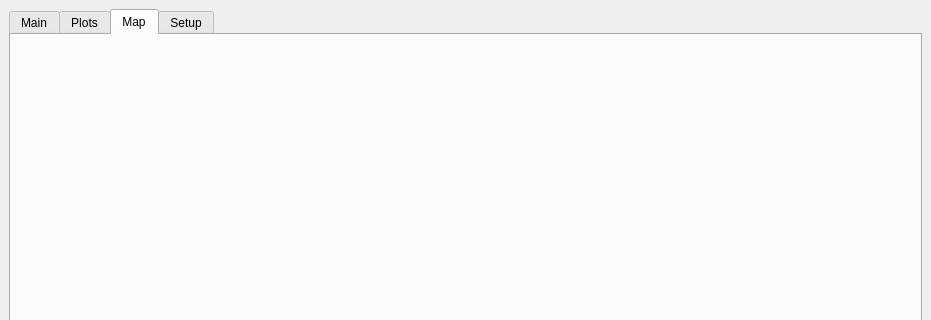
The window that gpsgui.ui (nasa-jpl/gpsGUI) describes before a commit, drawn with Qt 5; both pictures show x 0 to 931 and y 0 to 320 of the 931 by 929 pixel window.
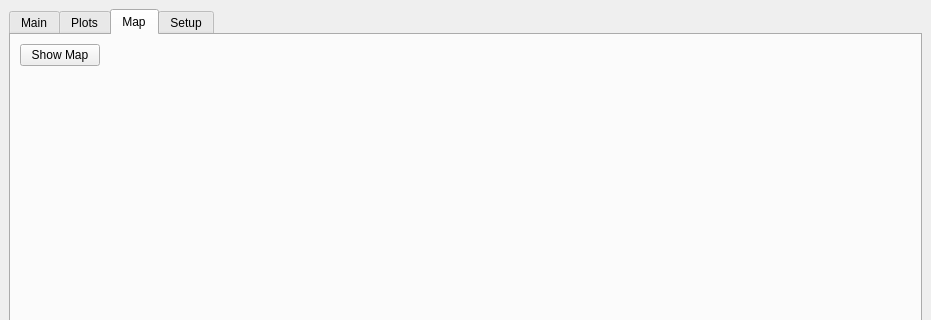
The same window after the commit. The open tabs and pages were chosen to show the change. Custom widgets are drawn as their Qt base class.

Diff of the .ui file:
```diff
--- a/gpsgui.ui
+++ b/gpsgui.ui
@@ -623,7 +623,45 @@
        <attribute name="title">
         <string>Map</string>
        </attribute>
-       <layout class="QGridLayout" name="gridLayout_3"/>
+       <layout class="QVBoxLayout" name="verticalLayout_4">
+        <item>
+         <layout class="QHBoxLayout" name="horizontalLayout_13">
+          <item>
+           <widget class="QPushButton" name="showMapBtn">
+            <property name="text">
+             <string>Show Map</string>
+            </property>
+           </widget>
+          </item>
+          <item>
+           <spacer name="horizontalSpacer_10">
+            <property name="orientation">
+             <enum>Qt::Horizontal</enum>
+            </property>
+            <property name="sizeHint" stdset="0">
+             <size>
+              <width>40</width>
+              <height>20</height>
+             </size>
+            </property>
+           </spacer>
+          </item>
+         </layout>
+        </item>
+        <item>
+         <spacer name="verticalSpacer_3">
+          <property name="orientation">
+           <enum>Qt::Vertical</enum>
+          </property>
+          <property name="sizeHint" stdset="0">
+           <size>
+            <width>20</width>
+            <height>40</height>
+           </size>
+          </property>
+         </spacer>
+        </item>
+       </layout>
       </widget>
       <widget class="QWidget" name="setupTab">
        <attribute name="title">
```
Left out of the diff: 2 changed lines with no effect on the pictures.
